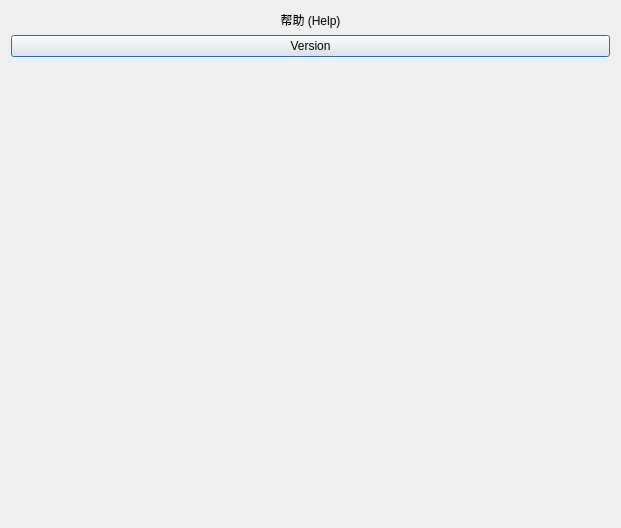
Old version of the form app/src/qtmodules/QtHelp/Forms/QDAHelpDialog.ui in the repository coder4869/DevAssistant.
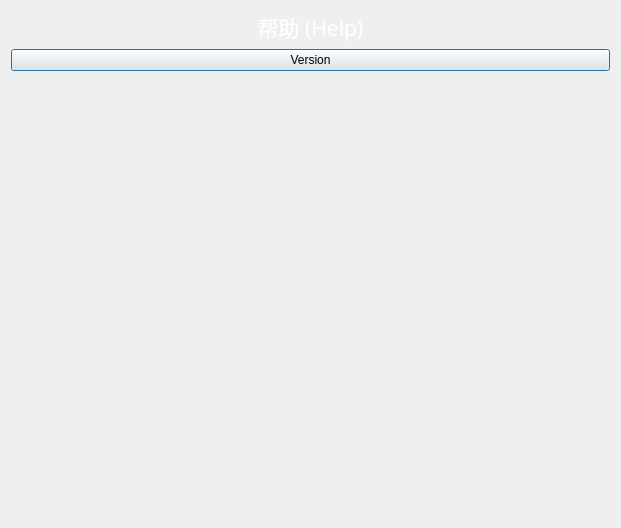
New version of the form.

Diff of the .ui file:
```diff
--- a/app/src/qtmodules/QtHelp/Forms/QDAHelpDialog.ui
+++ b/app/src/qtmodules/QtHelp/Forms/QDAHelpDialog.ui
@@ -16,6 +16,15 @@
   <layout class="QGridLayout" name="gridLayout">
    <item row="0" column="0">
     <widget class="QLabel" name="titleLabel">
+     <property name="font">
+      <font>
+       <family>Agency FB</family>
+       <pointsize>16</pointsize>
+      </font>
+     </property>
+     <property name="styleSheet">
+      <string notr="true">color: rgb(255, 255, 255);</string>
+     </property>
      <property name="text">
       <string>帮助 (Help)</string>
      </property>
```
